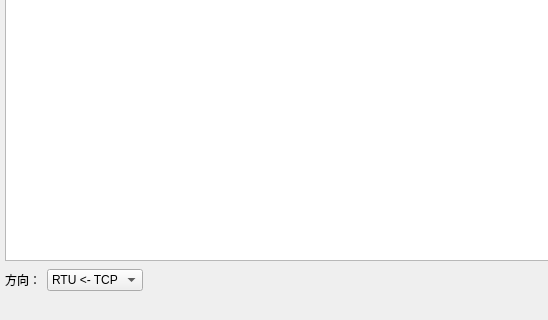
Above: mainwindow.ui from louisir/ModbusGateway before the change; both pictures show x 0 to 548 and y 467 to 787 of the 1352 by 787 pixel window. Below: the same form after it.
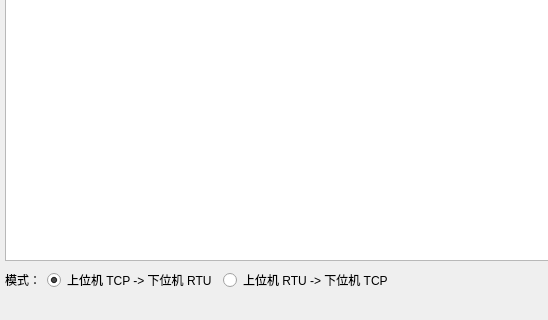
That is the form after the change.

```diff
--- a/mainwindow.ui
+++ b/mainwindow.ui
@@ -60,22 +60,25 @@
       <item>
        <widget class="QLabel" name="label_direction">
         <property name="text">
-         <string>方向：</string>
+         <string>模式：</string>
         </property>
        </widget>
       </item>
       <item>
-       <widget class="QComboBox" name="comboBox_direction">
-        <item>
+       <widget class="QRadioButton" name="radioButton_tcp_to_rtu">
          <property name="text">
-          <string>RTU &lt;- TCP</string>
-         </property>
+         <string>上位机 TCP -&gt; 下位机 RTU</string>
+        </property>
+        <property name="checked">
+         <bool>true</bool>
+        </property>
+       </widget>
         </item>
         <item>
+       <widget class="QRadioButton" name="radioButton_rtu_to_tcp">
          <property name="text">
-          <string>RTU -&gt; TCP</string>
-         </property>
-        </item>
+         <string>上位机 RTU -&gt; 下位机 TCP</string>
+        </property>
        </widget>
       </item>
       <item>
```
Lines whose indentation alone changed are shown as unchanged.
